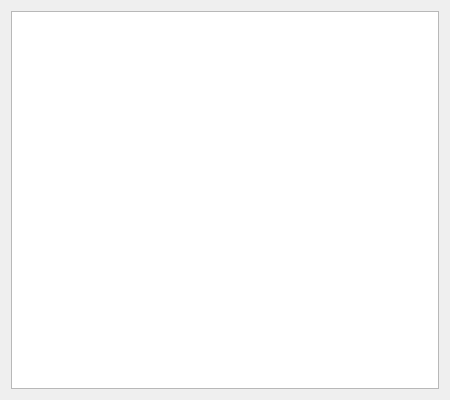
Old version of the form recovery/bootselectiondialog.ui in the repository raspberrypi/noobs.
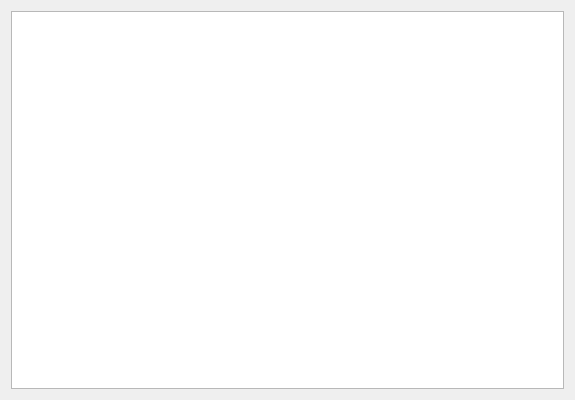
New version of the form.

The edit to the form file:
```diff
--- a/recovery/bootselectiondialog.ui
+++ b/recovery/bootselectiondialog.ui
@@ -6,7 +6,7 @@
    <rect>
     <x>0</x>
     <y>0</y>
-    <width>450</width>
+    <width>575</width>
     <height>400</height>
    </rect>
   </property>
```
